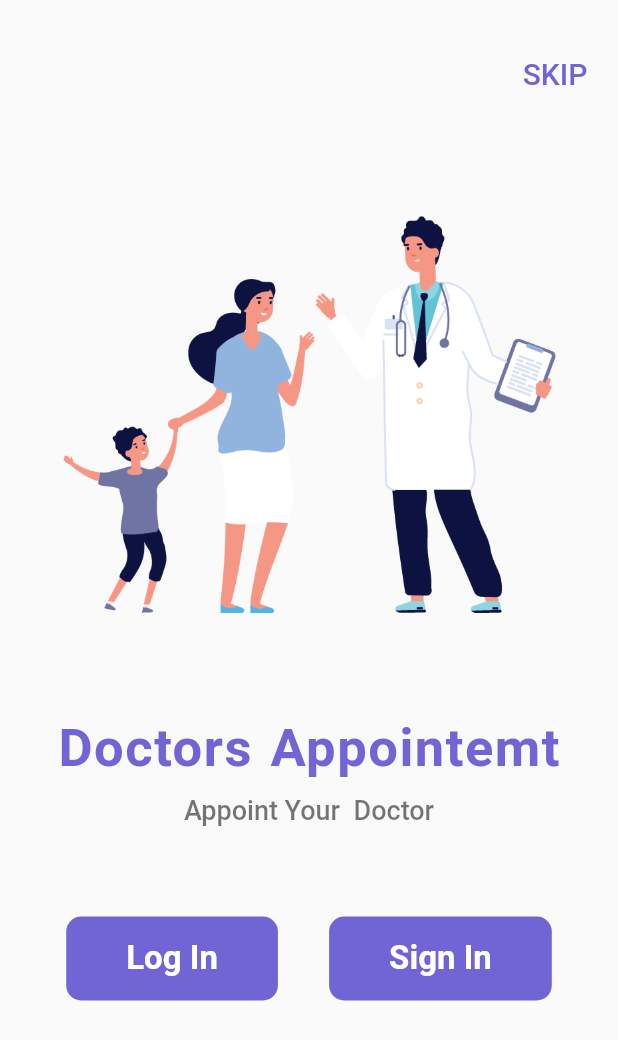
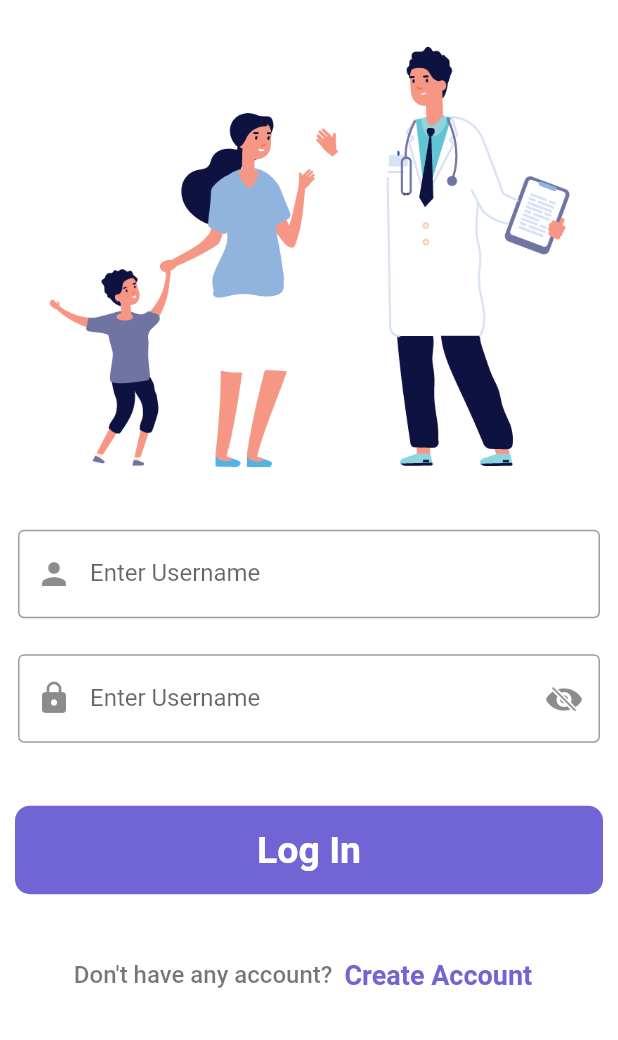
Before and after one commit to VikkiCat/flutter_healthcare_app, a Flutter app: the screen it shows after launch, after a tap on "Log In", on a phone screen of 412 x 824 dp. Shown: the top 1040 px of the screen. Run offline on Flutter 3.47's test engine with Material 2 defaults, Android fonts, the light colour scheme and no system bars.

Commit message:
Log In Screen

```diff
--- /dev/null
+++ b/lib/screens/login_screen.dart
@@ -0,0 +1,132 @@
+import 'package:flutter/cupertino.dart';
+import 'package:flutter/material.dart';
+import 'package:flutter_healthcare_app/screens/signup_screen.dart';
+
+class LoginScreen extends StatefulWidget {
+  const LoginScreen({super.key});
+
+  @override
+  State<LoginScreen> createState() => _LoginScreenState();
+}
+
+class _LoginScreenState extends State<LoginScreen> {
+  bool passToggle = true;
+  @override
+  Widget build(BuildContext context) {
+    return Material(
+      color: Colors.white,
+      child: SingleChildScrollView(
+        child: SafeArea(
+          child: Column(
+            children: [
+              SizedBox(height: 10),
+              Padding(
+                padding: EdgeInsets.all(20),
+                child: Image.asset("images/doctors.png"),
+              ),
+              SizedBox(height: 10),
+              Padding(
+                padding: EdgeInsets.all(12),
+                child: TextField(
+                  decoration: InputDecoration(
+                    border: OutlineInputBorder(),
+                    label: Text("Enter Username"),
+                    prefixIcon: Icon(Icons.person),
+                  ),
+                ),
+              ),
+              Padding(
+                padding: EdgeInsets.all(12),
+                child: TextField(
+                  obscureText: passToggle ? true : false,
+                  decoration: InputDecoration(
+                    border: OutlineInputBorder(),
+                    label: Text("Enter Username"),
+                    prefixIcon: Icon(Icons.lock),
+                    suffixIcon: InkWell(
+                      onTap: () {
+                        if (passToggle == true) {
+                          passToggle = false;
+                        } else {
+                          passToggle = true;
+                        }
+                        setState(() {});
+                      },
+                      child: passToggle
+                          ? Icon(CupertinoIcons.eye_slash_fill)
+                          : Icon(CupertinoIcons.eye_slash_fill),
+                    ),
+                  ),
+                ),
+              ),
+              SizedBox(height: 20),
+              Padding(
+                padding: const EdgeInsets.all(10),
+                child: SizedBox(
+                  width: double.infinity,
+                  child: Material(
+                    color: Color(0xFF7165D6),
+                    borderRadius: BorderRadius.circular(10),
+                    child: InkWell(
+                      onTap: () {
+                        //Navigator.push(
+                        //    context,
+                        //    MaterialPageRoute(
+                        //      builder: (context) => LoginScreen(),
+                        //    ));
+                      },
+                      child: Padding(
+                        padding:
+                            EdgeInsets.symmetric(vertical: 15, horizontal: 40),
+                        child: Center(
+                          child: Text(
+                            "Log In",
+                            style: TextStyle(
+                              color: Colors.white,
+                              fontSize: 25,
+                              fontWeight: FontWeight.bold,
+                            ),
+                          ),
+                        ),
+                      ),
+                    ),
+                  ),
+                ),
+              ),
+              SizedBox(height: 20),
+              Row(
+                mainAxisAlignment: MainAxisAlignment.center,
+                children: [
+                  Text(
+                    "Don't have any account?",
+                    style: TextStyle(
+                        fontSize: 16,
+                        fontWeight: FontWeight.w500,
+                        color: Colors.black54),
+                  ),
+                  TextButton(
+                    onPressed: () {
+                      Navigator.push(
+                          context,
+                          MaterialPageRoute(
+                            builder: (context) => SignUpScreen(),
+                          ));
+                    },
+                    child: Text(
+                      "Create Account",
+                      style: TextStyle(
+                        fontSize: 18,
+                        fontWeight: FontWeight.bold,
+                        color: Color(0xFF7165D6),
+                      ),
+                    ),
+                  ),
+                ],
+              ),
+            ],
+          ),
+        ),
+      ),
+    );
+  }
+}
--- /dev/null
+++ b/lib/screens/signup_screen.dart
@@ -0,0 +1,10 @@
+import 'package:flutter/material.dart';
+
+class SignUpScreen extends StatelessWidget {
+  const SignUpScreen({super.key});
+
+  @override
+  Widget build(BuildContext context) {
+    return const Placeholder();
+  }
+}
--- a/lib/screens/welcome_screen.dart
+++ b/lib/screens/welcome_screen.dart
@@ -1,4 +1,6 @@
 import 'package:flutter/material.dart';
+import 'package:flutter_healthcare_app/screens/login_screen.dart';
+import 'package:flutter_healthcare_app/screens/signup_screen.dart';
 
 class WelcomeScreen extends StatelessWidget {
   const WelcomeScreen({super.key});
@@ -64,9 +66,11 @@ class WelcomeScreen extends StatelessWidget {
                   borderRadius: BorderRadius.circular(10),
                   child: InkWell(
                     onTap: () {
-                      //Navigator.push(context, MaterialPageRoute(
-                      //  builder: (context) =>
-                      //));
+                      Navigator.push(
+                          context,
+                          MaterialPageRoute(
+                            builder: (context) => LoginScreen(),
+                          ));
                     },
                     child: Padding(
                       padding:
@@ -87,9 +91,11 @@ class WelcomeScreen extends StatelessWidget {
                   borderRadius: BorderRadius.circular(10),
                   child: InkWell(
                     onTap: () {
-                      //Navigator.push(context, MaterialPageRoute(
-                      //  builder: (context) =>
-                      //));
+                      Navigator.push(
+                          context,
+                          MaterialPageRoute(
+                            builder: (context) => SignUpScreen(),
+                          ));
                     },
                     child: Padding(
                       padding:
```
